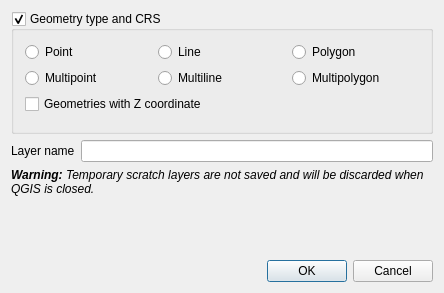
Qt form src/ui/qgsnewmemorylayerdialogbase.ui (qgis/QGIS) before a commit.
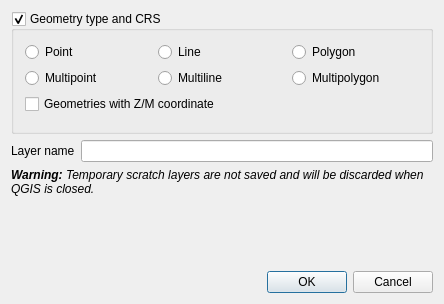
The same form after that commit. Custom widgets are drawn as their Qt base class.

```diff
--- a/src/ui/qgsnewmemorylayerdialogbase.ui
+++ b/src/ui/qgsnewmemorylayerdialogbase.ui
@@ -7,7 +7,7 @@
     <x>0</x>
     <y>0</y>
     <width>444</width>
-    <height>293</height>
+    <height>304</height>
    </rect>
   </property>
   <property name="sizePolicy">
@@ -81,7 +81,7 @@
       <item>
        <widget class="QCheckBox" name="mGeometryWithZCheckBox">
         <property name="text">
-         <string>Geometries with Z coordinate</string>
+         <string>Geometries with Z/M coordinate</string>
         </property>
        </widget>
       </item>
```
